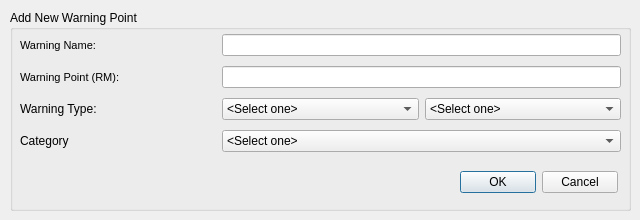
Above: add_warn.ui from ksk102/Pers before the change. Below: the same form after it.
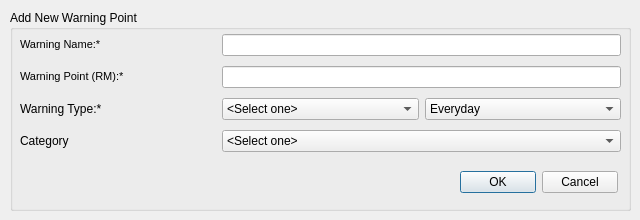
That is the form after the change.

Diff of the .ui file:
```diff
--- a/add_warn.ui
+++ b/add_warn.ui
@@ -58,14 +58,14 @@
         </font>
        </property>
        <property name="text">
-        <string>Warning Name:</string>
+        <string>&lt;html&gt;&lt;head/&gt;&lt;body&gt;&lt;p&gt;Warning Name:&lt;label style=&quot;color:red;&quot;&gt;*&lt;/label&gt;&lt;/p&gt;&lt;/body&gt;&lt;/html&gt;</string>
        </property>
       </widget>
      </item>
      <item row="2" column="0">
       <widget class="QLabel" name="lbl_type">
        <property name="text">
-        <string>Warning Type:</string>
+        <string>&lt;html&gt;&lt;head/&gt;&lt;body&gt;&lt;p&gt;Warning Type:&lt;label style=&quot;color:red;&quot;&gt;*&lt;/label&gt;&lt;/p&gt;&lt;/body&gt;&lt;/html&gt;</string>
        </property>
       </widget>
      </item>
@@ -77,7 +77,7 @@
         </font>
        </property>
        <property name="text">
-        <string>Warning Point (RM):</string>
+        <string>&lt;html&gt;&lt;head/&gt;&lt;body&gt;&lt;p&gt;Warning Point (RM):&lt;label style=&quot;color:red;&quot;&gt;*&lt;/label&gt;&lt;/p&gt;&lt;/body&gt;&lt;/html&gt;</string>
        </property>
       </widget>
      </item>
@@ -121,7 +121,7 @@
       <widget class="QComboBox" name="lst_daytype">
        <item>
         <property name="text">
-         <string>&lt;Select one&gt;</string>
+         <string>Everyday</string>
         </property>
        </item>
        <item>
```
Left out of the diff: 12 changed lines with no effect on the pictures.
